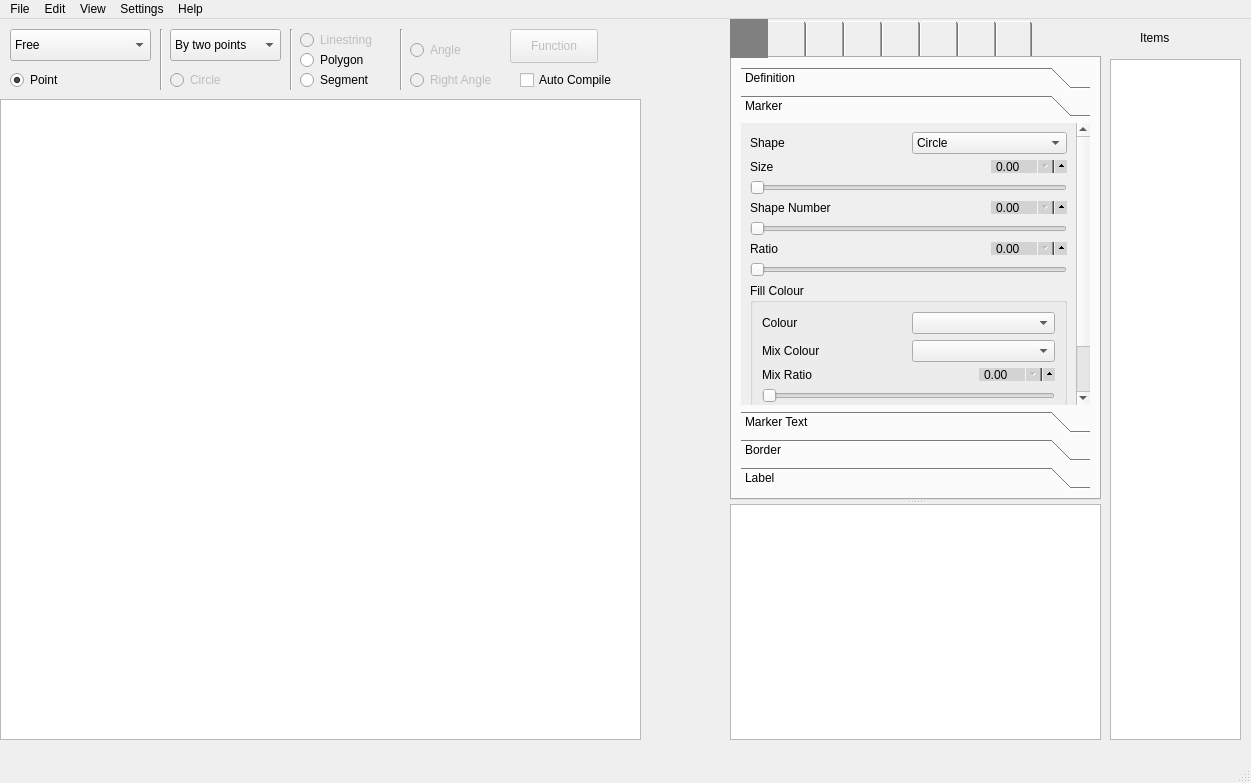
This is main_2.ui in csekri/tkzgeom as Qt 5 draws it before an edit. The edited form follows.
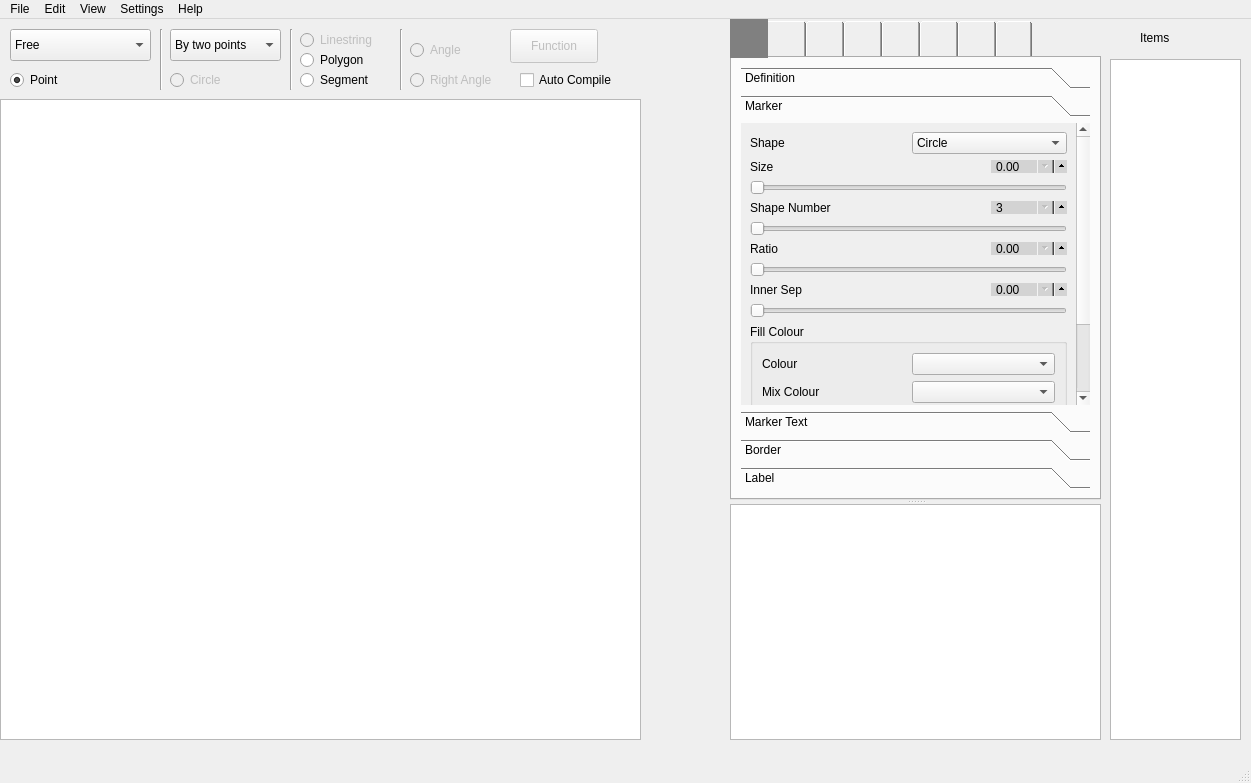
This is the edited form. The open tabs and pages were chosen to show the change. Icons and pictures are not drawn. Custom widgets are drawn as their Qt base class.

Commit message: Most point fields connected, layout is now held in GraphicsScene

What changed in the file:
```diff
--- a/main_2.ui
+++ b/main_2.ui
@@ -420,9 +420,9 @@
           <property name="geometry">
            <rect>
             <x>0</x>
-            <y>0</y>
+            <y>-236</y>
             <width>330</width>
-            <height>449</height>
+            <height>504</height>
            </rect>
           </property>
           <attribute name="label">
@@ -541,9 +541,9 @@
                 </widget>
                </item>
                <item>
-                <widget class="QDoubleSpinBox" name="doubleSpinBox_2">
+                <widget class="QSpinBox" name="point_shape_number_spin">
                  <property name="styleSheet">
-                  <string notr="true">QDoubleSpinBox {
+                  <string notr="true">QSpinBox {
 	max-height: 11px;
 	min-height: 11px;
     min-width: 60px;
@@ -554,7 +554,7 @@
     padding-bottom: -2px;
 }
 
-QDoubleSpinBox::up-button {
+QSpinBox::up-button {
   subcontrol-origin: padding;
   subcontrol-position: right center;
   left: 7px;
@@ -562,7 +562,7 @@
   width: 18px;
 }
 
-QDoubleSpinBox::down-button {
+QSpinBox::down-button {
   subcontrol-origin: content;
   subcontrol-position: right center;
   left: 0px;
@@ -573,6 +573,12 @@
 
 </string>
                  </property>
+                 <property name="minimum">
+                  <number>3</number>
+                 </property>
+                 <property name="maximum">
+                  <number>20</number>
+                 </property>
                 </widget>
                </item>
               </layout>
@@ -638,7 +644,67 @@
               </layout>
              </item>
              <item>
-              <widget class="QSlider" name="horizontalSlider_3">
+              <widget class="QSlider" name="point_ratio_slider">
+               <property name="styleSheet">
+                <string notr="true"/>
+               </property>
+               <property name="orientation">
+                <enum>Qt::Horizontal</enum>
+               </property>
+              </widget>
+             </item>
+            </layout>
+           </item>
+           <item>
+            <layout class="QVBoxLayout" name="verticalLayout_21">
+             <item>
+              <layout class="QHBoxLayout" name="horizontalLayout_29">
+               <item>
+                <widget class="QLabel" name="label_39">
+                 <property name="text">
+                  <string>Inner Sep</string>
+                 </property>
+                </widget>
+               </item>
+               <item>
+                <widget class="QDoubleSpinBox" name="point_inner_sep_spin">
+                 <property name="styleSheet">
+                  <string notr="true">QDoubleSpinBox {
+	max-height: 11px;
+	min-height: 11px;
+    min-width: 60px;
+    max-width: 60px;
+    padding-right: 10px;
+    background-color: lightgray;
+    padding-top: -2px;
+    padding-bottom: -2px;
+}
+
+QDoubleSpinBox::up-button {
+  subcontrol-origin: padding;
+  subcontrol-position: right center;
+  left: 7px;
+  height: 18px;
+  width: 18px;
+}
+
+QDoubleSpinBox::down-button {
+  subcontrol-origin: content;
+  subcontrol-position: right center;
+  left: 0px;
+  top: 0px;
+  height: 18px;
+  width: 18px;
+}
+
+</string>
+                 </property>
+                </widget>
+               </item>
+              </layout>
+             </item>
+             <item>
+              <widget class="QSlider" name="point_inner_sep_slider">
                <property name="styleSheet">
                 <string notr="true"/>
                </property>
@@ -703,9 +769,9 @@
                    </widget>
                   </item>
                   <item>
-                   <widget class="QDoubleSpinBox" name="point_marker_colour_mixratio_spinbox">
+                   <widget class="QSpinBox" name="point_marker_colour_mixratio_spin">
                     <property name="styleSheet">
-                     <string notr="true">QDoubleSpinBox {
+                     <string notr="true">QSpinBox {
 	max-height: 11px;
 	min-height: 11px;
     min-width: 60px;
@@ -716,7 +782,7 @@
     padding-bottom: -2px;
 }
 
-QDoubleSpinBox::up-button {
+QSpinBox::up-button {
   subcontrol-origin: padding;
   subcontrol-position: right center;
   left: 7px;
@@ -724,7 +790,7 @@
   width: 18px;
 }
 
-QDoubleSpinBox::down-button {
+QSpinBox::down-button {
   subcontrol-origin: content;
   subcontrol-position: right center;
   left: 0px;
@@ -744,6 +810,9 @@
                   <property name="styleSheet">
                    <string notr="true"/>
                   </property>
+                  <property name="maximum">
+                   <number>100</number>
+                  </property>
                   <property name="orientation">
                    <enum>Qt::Horizontal</enum>
                   </property>
```
Left out of the diff: 65 changed lines with no effect on the pictures. The commit also changes 21 other files.
